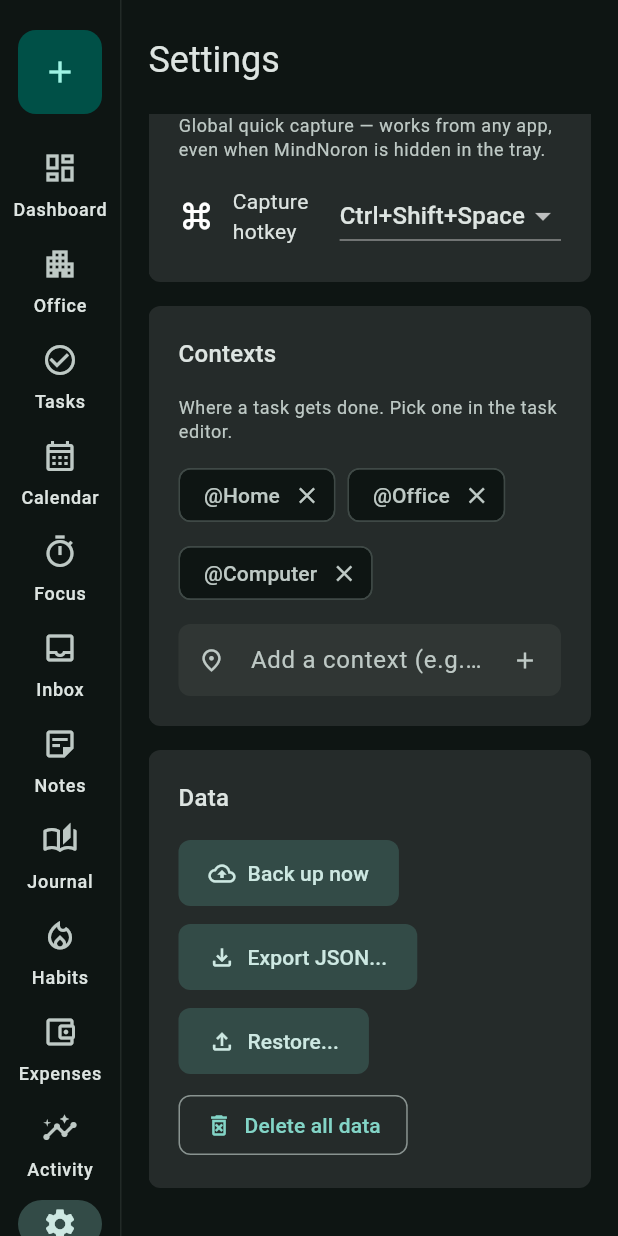
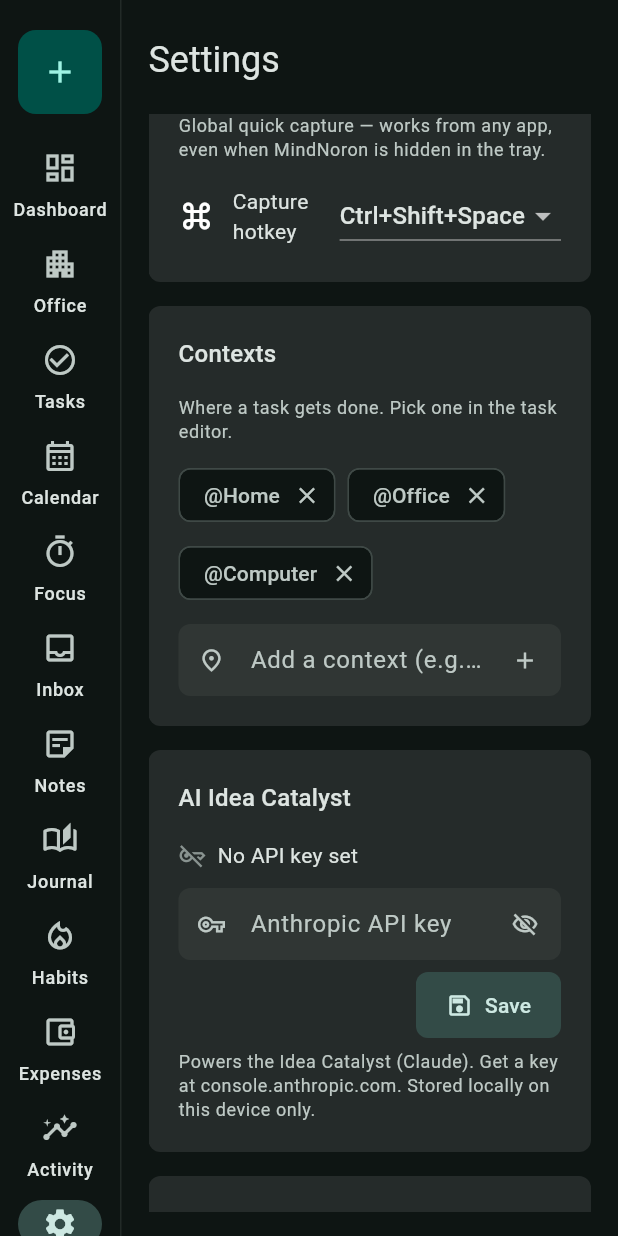
Before and after one commit to moraiinsdev-cell/MindNoron, a Flutter app: the SettingsScreen screen opened by its route, scrolled down 1528 dp, on a phone screen of 412 x 824 dp. Run offline on Flutter 3.47's test engine with Material 3 defaults, Android fonts, the phone set to English and light mode, and no system bars; our stand-ins replace drift, drift_flutter, file_picker, fl_chart, flutter_riverpod, go_router; missing offline and left inert: flutter_soloud, hotkey_manager, local_notifier, tray_manager, window_manager; accounts and stored records are empty; generated files the repository leaves out were written again; Roboto replaces fonts that are missing (Segoe UI); statements that could not run were skipped.

Commit message:
feat(catalyst): add API key section to Settings screen
Co-Authored-By: Claude Opus 4.8 <noreply@anthropic.com>

```diff
--- a/lib/features/settings/settings_screen.dart
+++ b/lib/features/settings/settings_screen.dart
@@ -161,6 +161,7 @@ class _SettingsScreenState extends ConsumerState<SettingsScreen> {
           const _SoundSettings(),
           const _HotkeySettings(),
           const _ContextSettings(),
+          const _CatalystSettings(),
           _SectionCard(
             title: 'Data',
             child: Wrap(
@@ -519,6 +520,110 @@ class _ContextSettingsState extends ConsumerState<_ContextSettings> {
   }
 }
 
+/// API-key entry for the AI Idea Catalyst — the app's only online feature.
+/// The key is stored locally in the settings table (plaintext, single-user
+/// desktop app); the field is masked with a reveal toggle.
+class _CatalystSettings extends ConsumerStatefulWidget {
+  const _CatalystSettings();
+
+  @override
+  ConsumerState<_CatalystSettings> createState() => _CatalystSettingsState();
+}
+
+class _CatalystSettingsState extends ConsumerState<_CatalystSettings> {
+  final _controller = TextEditingController();
+  bool _obscure = true;
+
+  @override
+  void dispose() {
+    _controller.dispose();
+    super.dispose();
+  }
+
+  Future<void> _save() async {
+    final messenger = ScaffoldMessenger.of(context);
+    final value = _controller.text.trim();
+    await ref.read(settingsRepositoryProvider).setCatalystApiKey(value);
+    _controller.clear();
+    if (!mounted) return;
+    messenger.showSnackBar(
+      SnackBar(
+          content: Text(value.isEmpty ? 'API key cleared' : 'API key saved')),
+    );
+  }
+
+  @override
+  Widget build(BuildContext context) {
+    final theme = Theme.of(context);
+    final configured = ref.watch(catalystApiKeyProvider).valueOrNull != null;
+
+    return _SectionCard(
+      title: 'AI Idea Catalyst',
+      child: Column(
+        crossAxisAlignment: CrossAxisAlignment.start,
+        children: [
+          Row(
+            children: [
+              Icon(
+                configured
+                    ? Icons.check_circle_outline
+                    : Icons.key_off_outlined,
+                size: 18,
+                color: configured
+                    ? const Color(0xFF4D9E68)
+                    : theme.colorScheme.outline,
+              ),
+              const SizedBox(width: 8),
+              Text(
+                configured
+                    ? 'Anthropic API key configured'
+                    : 'No API key set',
+                style: theme.textTheme.bodyMedium,
+              ),
+            ],
+          ),
+          const SizedBox(height: 12),
+          TextField(
+            controller: _controller,
+            obscureText: _obscure,
+            onSubmitted: (_) => _save(),
+            decoration: InputDecoration(
+              isDense: true,
+              labelText:
+                  configured ? 'Replace API key' : 'Anthropic API key',
+              hintText: 'sk-ant-...',
+              prefixIcon: const Icon(Icons.vpn_key_outlined, size: 18),
+              suffixIcon: IconButton(
+                tooltip: _obscure ? 'Show' : 'Hide',
+                icon: Icon(_obscure
+                    ? Icons.visibility_off_outlined
+                    : Icons.visibility_outlined),
+                onPressed: () => setState(() => _obscure = !_obscure),
+              ),
+            ),
+          ),
+          const SizedBox(height: 8),
+          Align(
+            alignment: Alignment.centerRight,
+            child: FilledButton.tonalIcon(
+              onPressed: _save,
+              icon: const Icon(Icons.save_outlined),
+              label: const Text('Save'),
+            ),
+          ),
+          const SizedBox(height: 8),
+          Text(
+            'Powers the Idea Catalyst (Claude). Get a key at '
+            'console.anthropic.com. Stored locally on this device only.',
+            style: theme.textTheme.bodySmall
+                ?.copyWith(color: theme.colorScheme.onSurfaceVariant),
+          ),
+        ],
+      ),
+    );
+  }
+}
+
 class _SectionCard extends StatelessWidget {
   const _SectionCard({required this.title, required this.child});
 
```
